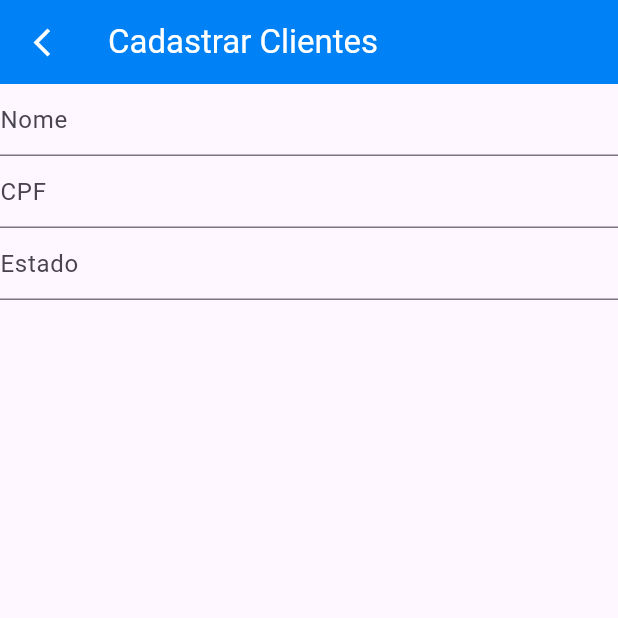
After one commit to LGCeola/converter_screens_erp, a Flutter app: the CreateCustomer screen opened by its route, on a phone screen of 412 x 824 dp, the top half of it. The commit adds this screen. Run offline on Flutter 3.47's test engine with Material 3 defaults, Android fonts, the phone set to English and light mode, and no system bars; our stand-ins replace faker, go_router, hooks_riverpod, readmore.

Commit message:
update-converter_screens_erp
07/07/2025

```diff
--- /dev/null
+++ b/lib/presentation/create_customer/view/create_customer_view.dart
@@ -0,0 +1,49 @@
+import 'package:flutter/material.dart';
+import 'package:go_router/go_router.dart';
+import 'package:hooks_riverpod/hooks_riverpod.dart';
+
+class CreateCustomer extends ConsumerWidget {
+  final String title;
+
+  const CreateCustomer ({
+    super.key,
+    required this.title
+  });
+
+  @override
+  Widget build(BuildContext context, WidgetRef ref) {
+    return Scaffold(
+      appBar: AppBar(
+        backgroundColor: Color(0xFF0081F5),
+        foregroundColor: Colors.white,
+        title: Text(title),
+        leading: IconButton(
+          onPressed: () {
+            context.pop();
+          },
+          icon: Icon(Icons.arrow_back_ios_new, size: 22),
+        ),
+      ),
+      body: Column(
+        children: [
+          TextField(
+            decoration: InputDecoration(
+              hintText: "Nome",
+
+            ),
+          ),
+          TextField(
+            decoration: InputDecoration(
+              hintText: "CPF",
+            ),
+          ),
+          TextField(
+            decoration: InputDecoration(
+              hintText: "Estado",
+            ),
+          ),
+        ],
+      ),
+    );
+  }
+}
--- a/lib/presentation/router/go_router.dart
+++ b/lib/presentation/router/go_router.dart
@@ -1,4 +1,5 @@
 import 'package:converter_screens_erp/presentation/auth/view/login_view.dart';
+import 'package:converter_screens_erp/presentation/create_customer/view/create_customer_view.dart';
 import 'package:converter_screens_erp/presentation/customer/models/customer.dart';
 import 'package:converter_screens_erp/presentation/customer/view/customer_details.dart';
 import 'package:converter_screens_erp/presentation/customer/view/customer_view.dart';
@@ -115,6 +116,12 @@ final GoRouter router = GoRouter(
         ]
       ),
       GoRoute(
+        path: '/create_customer',
+        builder: (BuildContext context, GoRouterState state) {
+          return CreateCustomer(title: "Cadastrar Clientes");
+        },
+      ),
+      GoRoute(
         path: '/agenda',
         builder: (BuildContext context, GoRouterState state) {
           return AgendaView(title: "Agenda");
```
Also changed, not shown: lib/presentation/customer/view/customer_view.dart (+27 -15 lines), lib/presentation/customer/viewmodel/customer_view_model.dart (+25 -9 lines).
